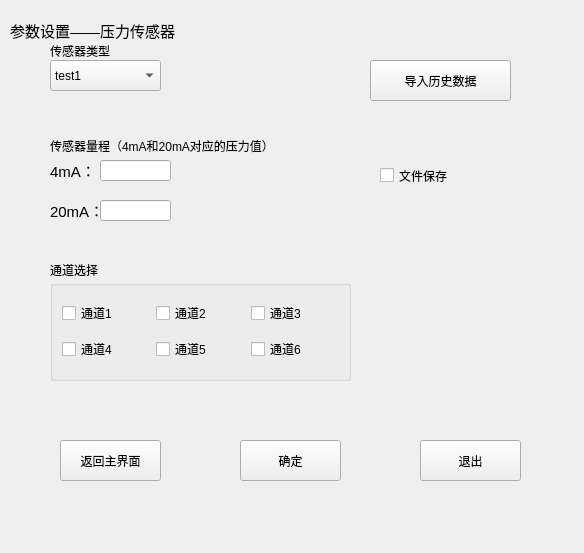
Before: the Qt Designer form ui_param/paramwin_pressuresensor.ui in Dirck-YHP/Proj_sensor_detect, drawn with Qt 5.
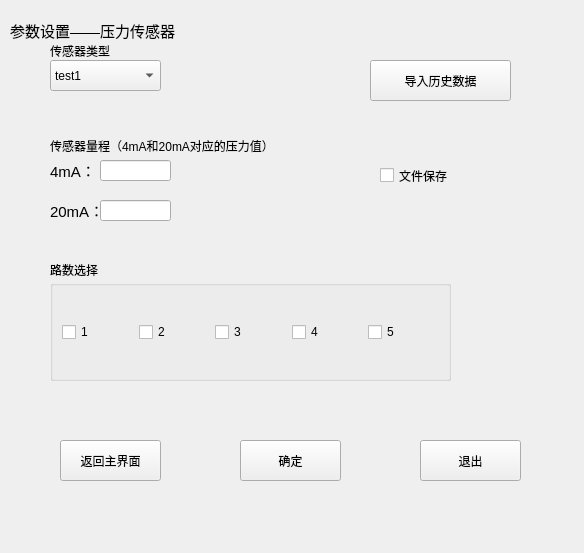
After: the same form once the commit is applied.

Diff of the .ui file:
```diff
--- a/ui_param/paramwin_pressuresensor.ui
+++ b/ui_param/paramwin_pressuresensor.ui
@@ -133,7 +133,7 @@
     </size>
    </property>
    <property name="text">
-    <string>通道选择</string>
+    <string>路数选择</string>
    </property>
   </widget>
   <widget class="QComboBox" name="cBox_pressure_sensor_type">
@@ -215,7 +215,7 @@
     <rect>
      <x>50</x>
      <y>280</y>
-     <width>301</width>
+     <width>401</width>
      <height>101</height>
     </rect>
    </property>
@@ -223,45 +223,38 @@
     <property name="horizontalSpacing">
      <number>6</number>
     </property>
+    <item row="0" column="2">
+     <widget class="QCheckBox" name="checkBox_ch_3">
+      <property name="text">
+       <string>3</string>
+      </property>
+     </widget>
+    </item>
+    <item row="0" column="3">
+     <widget class="QCheckBox" name="checkBox_ch_4">
+      <property name="text">
+       <string>4</string>
+      </property>
+     </widget>
+    </item>
     <item row="0" column="1">
      <widget class="QCheckBox" name="checkBox_ch_2">
       <property name="text">
-       <string>通道2</string>
+       <string>2</string>
       </property>
      </widget>
     </item>
     <item row="0" column="0">
      <widget class="QCheckBox" name="checkBox_ch_1">
       <property name="text">
-       <string>通道1</string>
+       <string>1</string>
       </property>
      </widget>
     </item>
-    <item row="1" column="0">
-     <widget class="QCheckBox" name="checkBox_ch_4">
-      <property name="text">
-       <string>通道4</string>
-      </property>
-     </widget>
-    </item>
-    <item row="1" column="1">
+    <item row="0" column="4">
      <widget class="QCheckBox" name="checkBox_ch_5">
       <property name="text">
-       <string>通道5</string>
-      </property>
-     </widget>
-    </item>
-    <item row="1" column="2">
-     <widget class="QCheckBox" name="checkBox_ch_6">
-      <property name="text">
-       <string>通道6</string>
-      </property>
-     </widget>
-    </item>
-    <item row="0" column="2">
-     <widget class="QCheckBox" name="checkBox_ch_3">
-      <property name="text">
-       <string>通道3</string>
+       <string>5</string>
       </property>
      </widget>
     </item>
```
